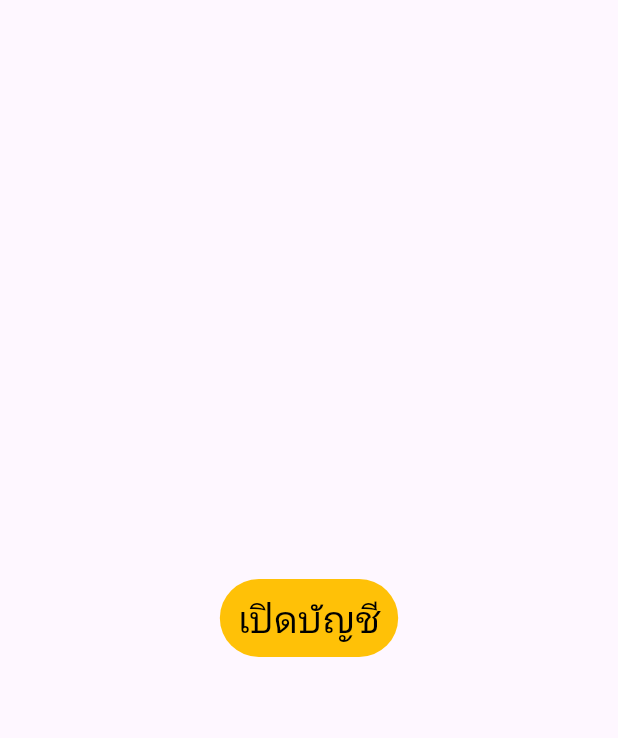
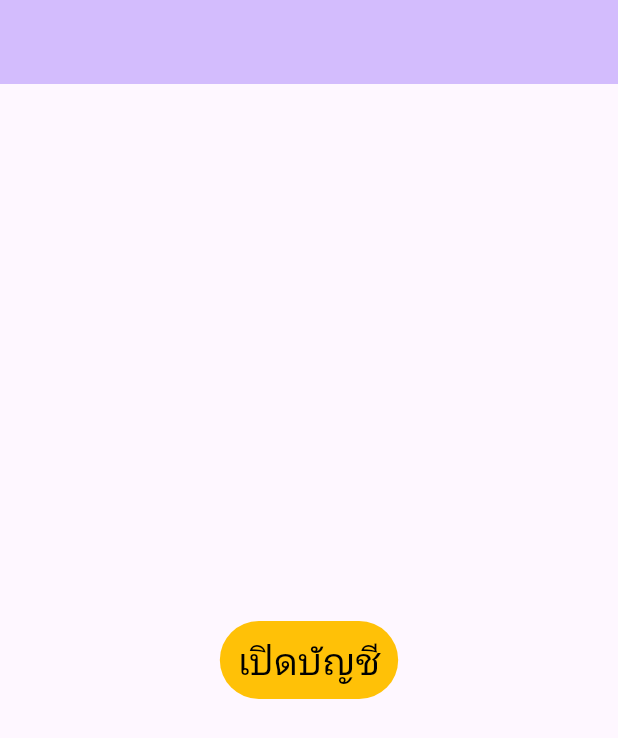
Before and after one commit to ananpengkhun/poc_webview_paymeny, a Flutter app: the screen it shows after launch, on a phone screen of 412 x 824 dp. Shown: the top 738 px of the screen. Run offline on Flutter 3.47's test engine with Material 3 defaults, Android fonts, the phone set to English and light mode, and no system bars; our stand-ins replace webview_flutter.

Commit message:
add page

```diff
--- a/lib/landing.dart
+++ b/lib/landing.dart
@@ -1,19 +1,33 @@
 import 'package:flutter/material.dart';
-import 'package:flutter_riverpod/flutter_riverpod.dart';
+import 'package:poc_webview_payment/webview.dart';
 
-class LandingPage extends ConsumerWidget {
+class LandingPage extends StatefulWidget {
   const LandingPage({super.key});
+  @override
+  State<LandingPage> createState() => _LandingPageState();
+}
 
+class _LandingPageState extends State<LandingPage> {
   @override
-  Widget build(BuildContext context, WidgetRef ref) {
+  Widget build(BuildContext context) {
     return Scaffold(
+      appBar: AppBar(
+        backgroundColor: Theme.of(context).colorScheme.inversePrimary,
+        title: const Text(""),
+      ),
       body: Center(
         child: Column(
           mainAxisAlignment: MainAxisAlignment.center,
           children: <Widget>[
             TextButton(
               onPressed: () {
-
+                Navigator.push(
+                    context,
+                    MaterialPageRoute(
+                        builder: (context) => WebViewPage(
+                              url:
+                                  "https://ananpengkhun.github.io/test_post_message/",
+                            )));
               },
               style: TextButton.styleFrom(
                   foregroundColor: Colors.black,
--- a/pubspec.yaml
+++ b/pubspec.yaml
@@ -35,8 +35,7 @@ dependencies:
   # The following adds the Cupertino Icons font to your application.
   # Use with the CupertinoIcons class for iOS style icons.
   cupertino_icons: ^1.0.2
-  mobile_scanner: ^6.0.6
-  flutter_riverpod: ^2.6.1
+  webview_flutter: ^4.5.0
 
 dev_dependencies:
   flutter_test:
```
Also changed, not shown: lib/webview.dart (added, +35 -0 lines), pubspec.lock.
